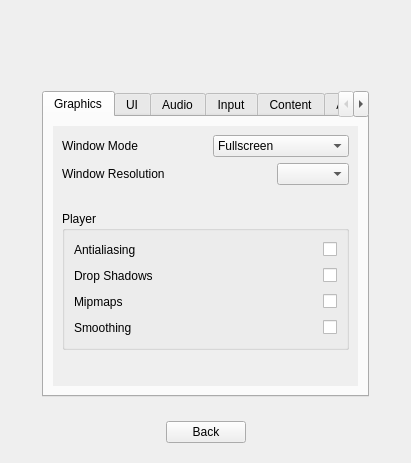
Before: the Qt Designer form src/SettingsScreen.ui in RemotelyChaotic/JOIPEngine, drawn with Qt 5.
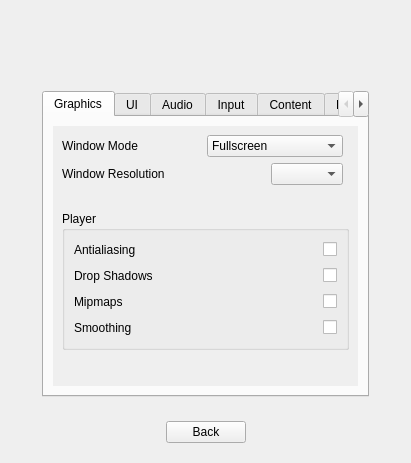
After: the same form once the commit is applied. Custom widgets are drawn as their Qt base class.

Commit message: Created DeviceManager, Connectors and can connect to initface

What changed in the file:
```diff
--- a/src/SettingsScreen.ui
+++ b/src/SettingsScreen.ui
@@ -155,156 +155,11 @@
            <rect>
             <x>0</x>
             <y>0</y>
-            <width>284</width>
+            <width>285</width>
             <height>235</height>
            </rect>
           </property>
           <layout class="QGridLayout" name="gridLayout_5">
-           <item row="2" column="0" colspan="2">
-            <widget class="QWidget" name="pResolutionContainer" native="true">
-             <layout class="QHBoxLayout" name="horizontalLayout_3">
-              <property name="leftMargin">
-               <number>0</number>
-              </property>
-              <property name="topMargin">
-               <number>0</number>
-              </property>
-              <property name="rightMargin">
-               <number>0</number>
-              </property>
-              <property name="bottomMargin">
-               <number>0</number>
-              </property>
-              <item>
-               <widget class="QLabel" name="label_2">
-                <property name="sizePolicy">
-                 <sizepolicy hsizetype="Minimum" vsizetype="Preferred">
-                  <horstretch>0</horstretch>
-                  <verstretch>0</verstretch>
-                 </sizepolicy>
-                </property>
-                <property name="minimumSize">
-                 <size>
-                  <width>1</width>
-                  <height>0</height>
-                 </size>
-                </property>
-                <property name="text">
-                 <string>Window Resolution</string>
-                </property>
-               </widget>
-              </item>
-              <item>
-               <spacer name="horizontalSpacer_6">
-                <property name="orientation">
-                 <enum>Qt::Horizontal</enum>
-                </property>
-                <property name="sizeHint" stdset="0">
-                 <size>
-                  <width>40</width>
-                  <height>20</height>
-                 </size>
-                </property>
-               </spacer>
-              </item>
-              <item>
-               <widget class="QComboBox" name="pResolutionComboBox"/>
-              </item>
-             </layout>
-            </widget>
-           </item>
-           <item row="9" column="0" colspan="2">
-            <spacer name="verticalSpacer">
-             <property name="orientation">
-              <enum>Qt::Vertical</enum>
-             </property>
-             <property name="sizeHint" stdset="0">
-              <size>
-               <width>20</width>
-               <height>40</height>
-              </size>
-             </property>
-            </spacer>
-           </item>
-           <item row="3" column="0" colspan="2">
-            <spacer name="verticalSpacer_2">
-             <property name="orientation">
-              <enum>Qt::Vertical</enum>
-             </property>
-             <property name="sizeType">
-              <enum>QSizePolicy::Fixed</enum>
-             </property>
-             <property name="sizeHint" stdset="0">
-              <size>
-               <width>20</width>
-               <height>20</height>
-              </size>
-             </property>
-            </spacer>
-           </item>
-           <item row="1" column="0" colspan="2">
-            <widget class="QWidget" name="pWindowModeContainer" native="true">
-             <layout class="QHBoxLayout" name="horizontalLayout_14">
-              <property name="leftMargin">
-               <number>0</number>
-              </property>
-              <property name="topMargin">
-               <number>0</number>
-              </property>
-              <property name="rightMargin">
-               <number>0</number>
-              </property>
-              <property name="bottomMargin">
-               <number>0</number>
-              </property>
-              <item>
-               <widget class="QLabel" name="label_12">
-                <property name="minimumSize">
-                 <size>
-                  <width>1</width>
-                  <height>0</height>
-                 </size>
-                </property>
-                <property name="text">
-                 <string>Window Mode</string>
-                </property>
-               </widget>
-              </item>
-              <item>
-               <spacer name="horizontalSpacer_14">
-                <property name="orientation">
-                 <enum>Qt::Horizontal</enum>
-                </property>
-                <property name="sizeHint" stdset="0">
-                 <size>
-                  <width>40</width>
-                  <height>20</height>
-                 </size>
-                </property>
-               </spacer>
-              </item>
-              <item>
-               <widget class="QComboBox" name="pWindowModeComboBox">
-                <item>
-                 <property name="text">
-                  <string>Fullscreen</string>
-                 </property>
-                </item>
-                <item>
-                 <property name="text">
-                  <string>Borderless Window</string>
-                 </property>
-                </item>
-                <item>
-                 <property name="text">
-                  <string>Windowed</string>
-                 </property>
-                </item>
-               </widget>
-              </item>
-             </layout>
-            </widget>
-           </item>
            <item row="4" column="0" colspan="2">
             <widget class="QGroupBox" name="pPlayerSettingsGroupBox">
              <property name="title">
@@ -494,6 +349,169 @@
              </layout>
             </widget>
            </item>
+           <item row="9" column="0" colspan="2">
+            <spacer name="verticalSpacer">
+             <property name="orientation">
+              <enum>Qt::Vertical</enum>
+             </property>
+             <property name="sizeHint" stdset="0">
+              <size>
+               <width>20</width>
+               <height>40</height>
+              </size>
+             </property>
+            </spacer>
+           </item>
+           <item row="1" column="0">
+            <widget class="QWidget" name="pDesktopContainer" native="true">
+             <layout class="QGridLayout" name="gridLayout_13">
+              <property name="leftMargin">
+               <number>0</number>
+              </property>
+              <property name="topMargin">
+               <number>0</number>
+              </property>
+              <property name="rightMargin">
+               <number>0</number>
+              </property>
+              <property name="bottomMargin">
+               <number>0</number>
+              </property>
+              <item row="0" column="0">
+               <widget class="QWidget" name="pWindowModeContainer" native="true">
+                <layout class="QHBoxLayout" name="horizontalLayout_14">
+                 <property name="leftMargin">
+                  <number>0</number>
+                 </property>
+                 <property name="topMargin">
+                  <number>0</number>
+                 </property>
+                 <property name="rightMargin">
+                  <number>0</number>
+                 </property>
+                 <property name="bottomMargin">
+                  <number>0</number>
+                 </property>
+                 <item>
+                  <widget class="QLabel" name="label_12">
+                   <property name="minimumSize">
+                    <size>
+                     <width>1</width>
+                     <height>0</height>
+                    </size>
+                   </property>
+                   <property name="text">
+                    <string>Window Mode</string>
+                   </property>
+                  </widget>
+                 </item>
+                 <item>
+                  <spacer name="horizontalSpacer_14">
+                   <property name="orientation">
+                    <enum>Qt::Horizontal</enum>
+                   </property>
+                   <property name="sizeHint" stdset="0">
+                    <size>
+                     <width>40</width>
+                     <height>20</height>
+                    </size>
+                   </property>
+                  </spacer>
+                 </item>
+                 <item>
+                  <widget class="QComboBox" name="pWindowModeComboBox">
+                   <item>
+                    <property name="text">
+                     <string>Fullscreen</string>
+                    </property>
+                   </item>
+                   <item>
+                    <property name="text">
+                     <string>Borderless Window</string>
+                    </property>
+                   </item>
+                   <item>
+                    <property name="text">
+                     <string>Windowed</string>
+                    </property>
+                   </item>
+                  </widget>
+                 </item>
+                </layout>
+               </widget>
+              </item>
+              <item row="1" column="0">
+               <widget class="QWidget" name="pResolutionContainer" native="true">
+                <layout class="QHBoxLayout" name="horizontalLayout_3">
+                 <property name="leftMargin">
+                  <number>0</number>
+                 </property>
+                 <property name="topMargin">
+                  <number>0</number>
+                 </property>
+                 <property name="rightMargin">
+                  <number>0</number>
+                 </property>
+                 <property name="bottomMargin">
+                  <number>0</number>
+                 </property>
+                 <item>
+                  <widget class="QLabel" name="label_2">
+                   <property name="sizePolicy">
+                    <sizepolicy hsizetype="Minimum" vsizetype="Preferred">
+                     <horstretch>0</horstretch>
+                     <verstretch>0</verstretch>
+                    </sizepolicy>
+                   </property>
+                   <property name="minimumSize">
+                    <size>
+                     <width>1</width>
+                     <height>0</height>
+                    </size>
+                   </property>
+                   <property name="text">
+                    <string>Window Resolution</string>
+                   </property>
+                  </widget>
+                 </item>
+                 <item>
+                  <spacer name="horizontalSpacer_6">
+                   <property name="orientation">
+                    <enum>Qt::Horizontal</enum>
+                   </property>
+                   <property name="sizeHint" stdset="0">
+                    <size>
+                     <width>40</width>
+                     <height>20</height>
+                    </size>
+                   </property>
+                  </spacer>
+                 </item>
+                 <item>
+                  <widget class="QComboBox" name="pResolutionComboBox"/>
+                 </item>
+                </layout>
+               </widget>
+              </item>
+             </layout>
+            </widget>
+           </item>
+           <item row="3" column="0" colspan="2">
+            <spacer name="pDesktopSpacer">
+             <property name="orientation">
+              <enum>Qt::Vertical</enum>
+             </property>
+             <property name="sizeType">
+              <enum>QSizePolicy::Fixed</enum>
+             </property>
+             <property name="sizeHint" stdset="0">
+              <size>
+               <width>20</width>
+               <height>20</height>
+              </size>
+             </property>
+            </spacer>
+           </item>
           </layout>
          </widget>
         </widget>
@@ -1500,6 +1518,44 @@
        </item>
       </layout>
      </widget>
+     <widget class="QWidget" name="pTabDevices">
+      <attribute name="title">
+       <string>Devices</string>
+      </attribute>
+      <layout class="QVBoxLayout" name="verticalLayout_3">
+       <item>
+        <widget class="QWidget" name="pDevicesContainer" native="true">
+         <layout class="QVBoxLayout" name="verticalLayout_4">
+          <property name="leftMargin">
+           <number>0</number>
+          </property>
+          <property name="topMargin">
+           <number>0</number>
+          </property>
+          <property name="rightMargin">
+           <number>0</number>
+          </property>
+          <property name="bottomMargin">
+           <number>0</number>
+          </property>
+         </layout>
+        </widget>
+       </item>
+       <item>
+        <spacer name="verticalSpacer_9">
+         <property name="orientation">
+          <enum>Qt::Vertical</enum>
+         </property>
+         <property name="sizeHint" stdset="0">
+          <size>
+           <width>20</width>
+           <height>40</height>
+          </size>
+         </property>
+        </spacer>
+       </item>
+      </layout>
+     </widget>
      <widget class="QWidget" name="pTabAdvanced">
       <attribute name="title">
        <string>Advanced</string>
```
Left out of the diff: 6 changed lines with no effect on the pictures. The commit also changes 17 other files.
